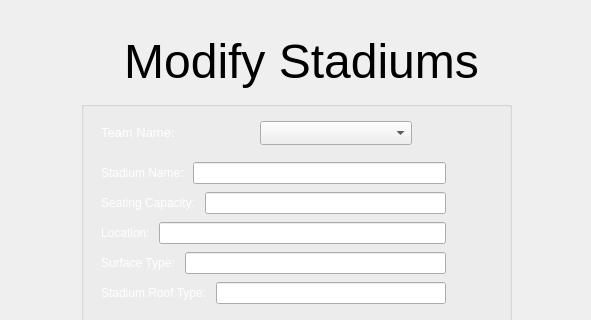
Above: adminwindow.ui from Jesus0342/CS1D-Project-2 before the change; both pictures show x 0 to 591 and y 0 to 320 of the 591 by 481 pixel window. Below: the same form after it.
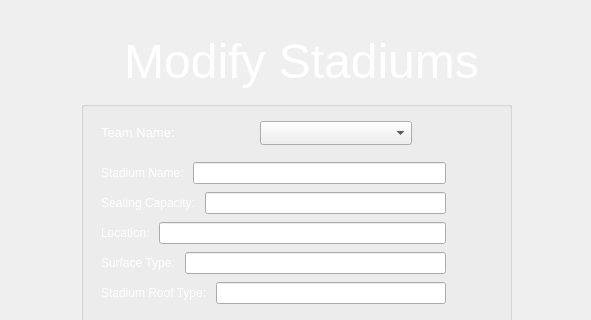
That is the form after the change.

The edit to the form file:
```diff
--- a/adminwindow.ui
+++ b/adminwindow.ui
@@ -30,7 +30,7 @@
         </rect>
        </property>
        <property name="text">
-        <string>&lt;html&gt;&lt;head/&gt;&lt;body&gt;&lt;p align=&quot;center&quot;&gt;&lt;span style=&quot; font-size:36pt;&quot;&gt;Modify Stadiums&lt;/span&gt;&lt;/p&gt;&lt;/body&gt;&lt;/html&gt;</string>
+        <string>&lt;html&gt;&lt;head/&gt;&lt;body&gt;&lt;p align=&quot;center&quot;&gt;&lt;span style=&quot; font-size:36pt; color:#ffffff;&quot;&gt;Modify Stadiums&lt;/span&gt;&lt;/p&gt;&lt;/body&gt;&lt;/html&gt;</string>
        </property>
       </widget>
       <widget class="QGroupBox" name="groupBox_3">
```
